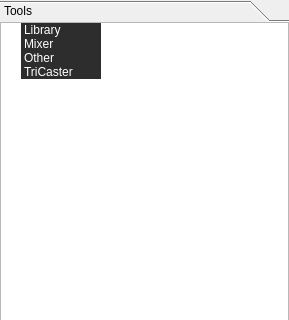
Old version of the form src/Widgets/Library/LibraryWidget.ui in the repository CasparCG/client; both pictures show x 0 to 289 and y 0 to 320 of the 289 by 600 pixel window.
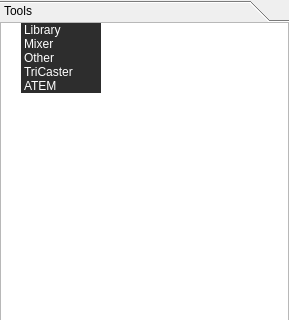
New version of the form. Custom widgets are drawn as their Qt base class.

Commit message: Added support for Blackmagic ATEM mixers.

```diff
--- a/src/Widgets/Library/LibraryWidget.ui
+++ b/src/Widgets/Library/LibraryWidget.ui
@@ -222,6 +222,29 @@
            </brush>
           </property>
          </item>
+         <item>
+          <property name="text">
+           <string>ATEM</string>
+          </property>
+          <property name="background">
+           <brush brushstyle="SolidPattern">
+            <color alpha="255">
+             <red>45</red>
+             <green>45</green>
+             <blue>45</blue>
+            </color>
+           </brush>
+          </property>
+          <property name="foreground">
+           <brush brushstyle="SolidPattern">
+            <color alpha="255">
+             <red>255</red>
+             <green>255</green>
+             <blue>255</blue>
+            </color>
+           </brush>
+          </property>
+         </item>
         </widget>
        </item>
       </layout>
```
Left out of the diff: 12 changed lines with no effect on the pictures. The commit also changes 156 other files.
